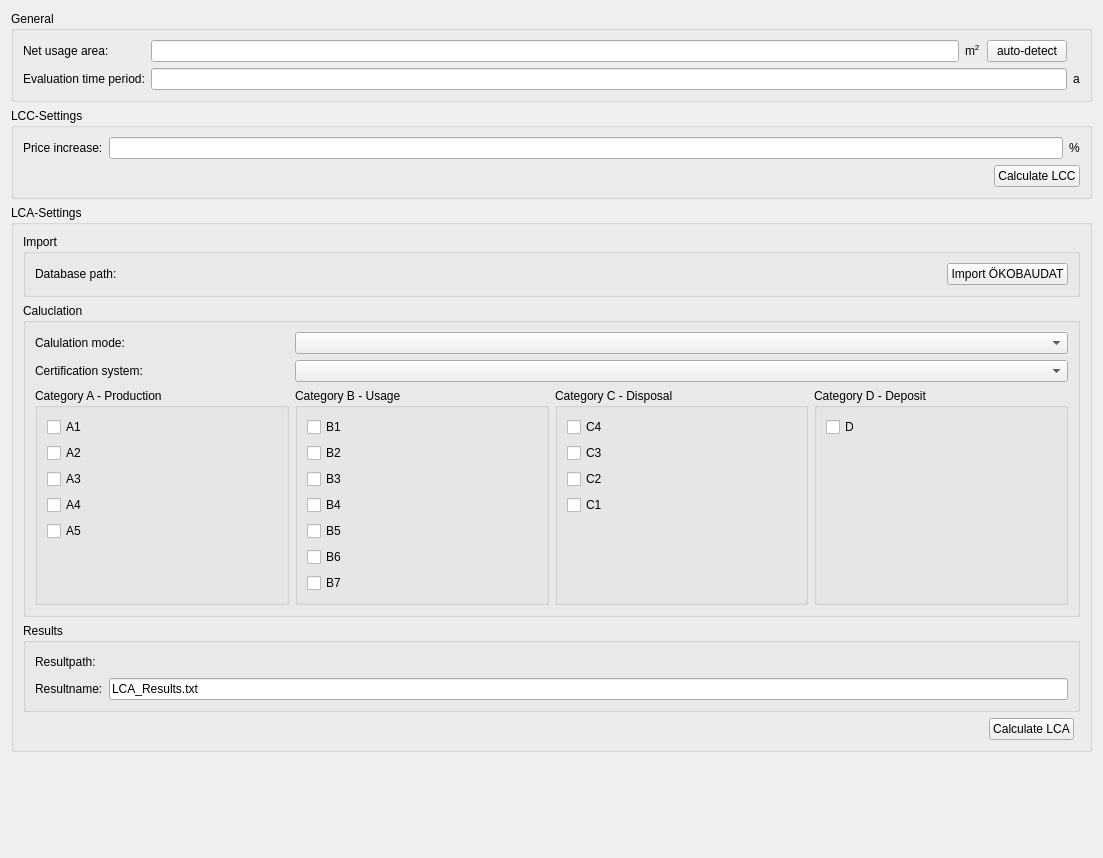
Qt form SIM-VICUS/src/SVSimulationLCAOptions.ui (ghorwin/SIM-VICUS) before a commit.
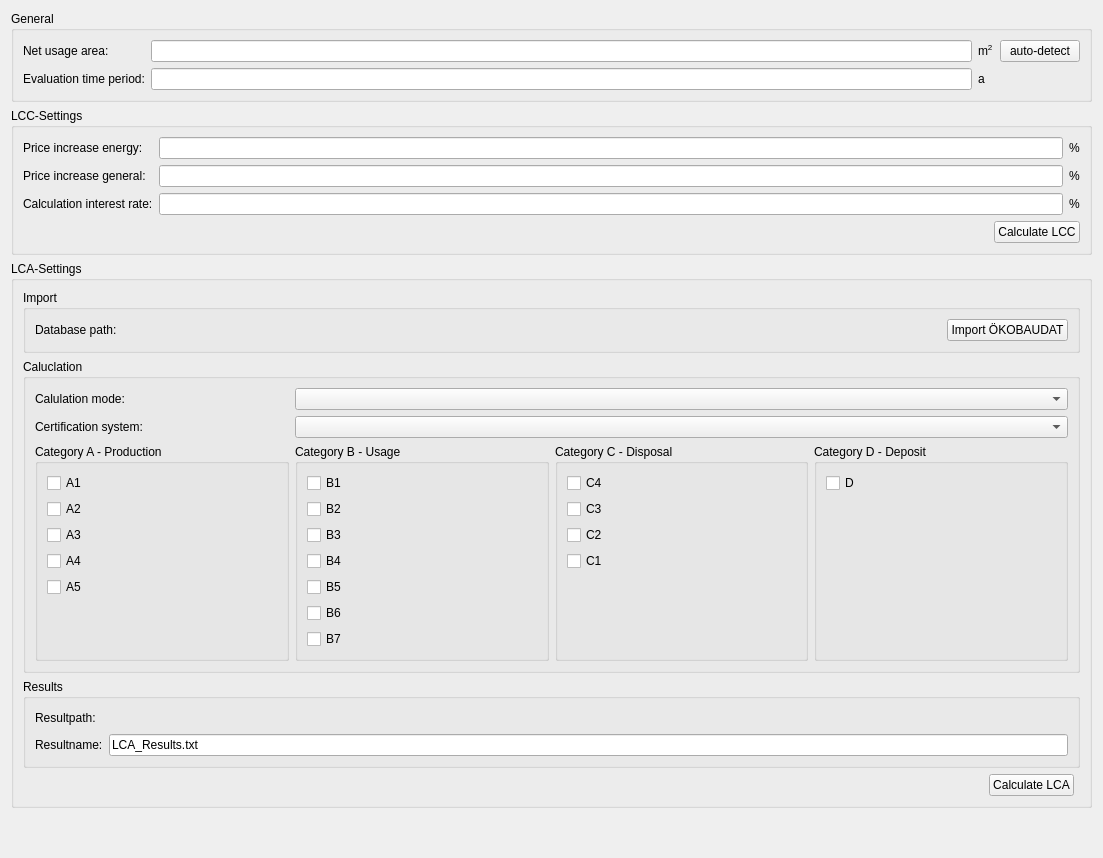
The same form after that commit. Custom widgets are drawn as their Qt base class.

Commit message: Simulation LCA Options updated

What changed in the file:
```diff
--- a/SIM-VICUS/src/SVSimulationLCAOptions.ui
+++ b/SIM-VICUS/src/SVSimulationLCAOptions.ui
@@ -46,44 +46,44 @@
       <string>General</string>
      </property>
      <layout class="QGridLayout" name="gridLayout_7" columnstretch="0,1,0,0,0,0">
-      <item row="0" column="3">
+      <item row="0" column="0">
+       <widget class="QLabel" name="label_9">
+        <property name="text">
+         <string>Net usage area:</string>
+        </property>
+       </widget>
+      </item>
+      <item row="0" column="5">
+       <widget class="QPushButton" name="pushButtonAreaDetection">
+        <property name="text">
+         <string>auto-detect</string>
+        </property>
+       </widget>
+      </item>
+      <item row="0" column="4">
        <widget class="QLabel" name="label_10">
         <property name="text">
          <string>m&lt;sup&gt;2&lt;/sup&gt;</string>
         </property>
        </widget>
       </item>
-      <item row="0" column="1" colspan="2">
+      <item row="0" column="1" colspan="3">
        <widget class="QtExt::ValidatingLineEdit" name="lineEditArea"/>
       </item>
-      <item row="0" column="0">
-       <widget class="QLabel" name="label_9">
-        <property name="text">
-         <string>Net usage area:</string>
-        </property>
-       </widget>
-      </item>
-      <item row="2" column="5">
-       <widget class="QLabel" name="label_3">
-        <property name="text">
-         <string>a</string>
-        </property>
-       </widget>
-      </item>
-      <item row="2" column="0">
+      <item row="1" column="0">
        <widget class="QLabel" name="label">
         <property name="text">
          <string>Evaluation time period:</string>
         </property>
        </widget>
       </item>
-      <item row="2" column="1" colspan="4">
+      <item row="1" column="1" colspan="3">
        <widget class="QtExt::ValidatingLineEdit" name="lineEditTimePeriod"/>
       </item>
-      <item row="0" column="4">
-       <widget class="QPushButton" name="pushButtonAreaDetection">
+      <item row="1" column="4" colspan="2">
+       <widget class="QLabel" name="label_3">
         <property name="text">
-         <string>auto-detect</string>
+         <string>a</string>
         </property>
        </widget>
       </item>
@@ -95,25 +95,39 @@
      <property name="title">
       <string>LCC-Settings</string>
      </property>
-     <layout class="QGridLayout" name="gridLayout">
-      <item row="0" column="0">
-       <widget class="QLabel" name="label_2">
-        <property name="text">
-         <string>Price increase:</string>
-        </property>
-       </widget>
-      </item>
-      <item row="0" column="1">
-       <widget class="QtExt::ValidatingLineEdit" name="lineEditPriceIncrease"/>
-      </item>
-      <item row="0" column="2">
+     <layout class="QGridLayout" name="gridLayout" columnstretch="0,1,0,0">
+      <item row="0" column="3">
        <widget class="QLabel" name="label_4">
         <property name="text">
          <string>%</string>
         </property>
        </widget>
       </item>
-      <item row="1" column="1" colspan="2">
+      <item row="1" column="3">
+       <widget class="QLabel" name="label_13">
+        <property name="text">
+         <string>%</string>
+        </property>
+       </widget>
+      </item>
+      <item row="0" column="0">
+       <widget class="QLabel" name="label_2">
+        <property name="text">
+         <string>Price increase energy:</string>
+        </property>
+       </widget>
+      </item>
+      <item row="2" column="0">
+       <widget class="QLabel" name="label_14">
+        <property name="text">
+         <string>Calculation interest rate:</string>
+        </property>
+       </widget>
+      </item>
+      <item row="0" column="1" colspan="2">
+       <widget class="QtExt::ValidatingLineEdit" name="lineEditPriceIncreaseEnergy"/>
+      </item>
+      <item row="3" column="0" colspan="4">
        <layout class="QHBoxLayout" name="horizontalLayout_5">
         <item>
          <spacer name="horizontalSpacer_7">
@@ -137,6 +151,26 @@
         </item>
        </layout>
       </item>
+      <item row="1" column="0">
+       <widget class="QLabel" name="label_7">
+        <property name="text">
+         <string>Price increase general:</string>
+        </property>
+       </widget>
+      </item>
+      <item row="1" column="1" colspan="2">
+       <widget class="QtExt::ValidatingLineEdit" name="lineEditPriceIncreaseGeneral"/>
+      </item>
+      <item row="2" column="3">
+       <widget class="QLabel" name="label_15">
+        <property name="text">
+         <string>%</string>
+        </property>
+       </widget>
+      </item>
+      <item row="2" column="1" colspan="2">
+       <widget class="QtExt::ValidatingLineEdit" name="lineEditInterestRate"/>
+      </item>
      </layout>
     </widget>
    </item>
```
The commit also changes 2 other files.
